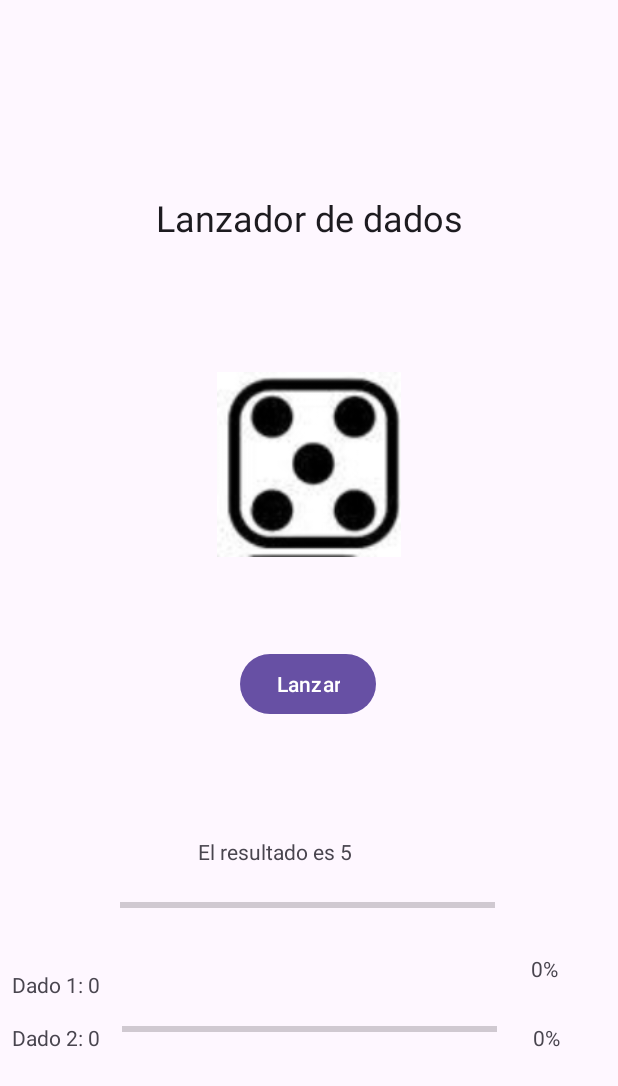
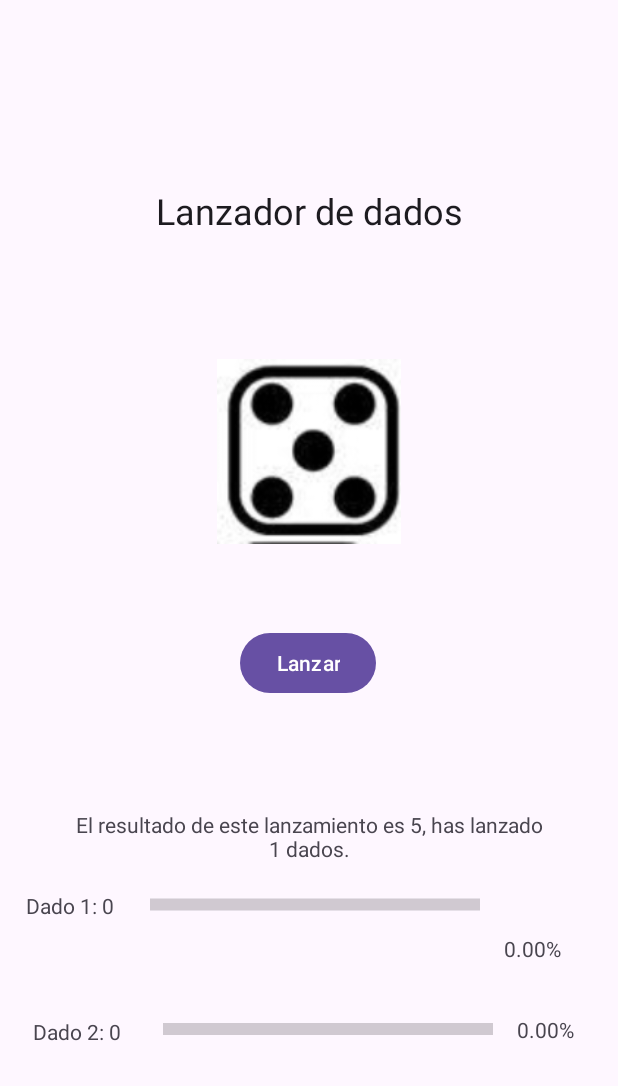
Before and after one commit to DarkZeyan/ITCHII-Android-Mobile-Apps, an Android app: the screen it shows after launch (MainActivity), after a tap on "Lanzar", on a phone screen of 412 x 824 dp. Shown: the top 1086 px of the screen. Run offline under Robolectric (Android 15) with nearby library versions, the phone set to English and light mode, and no system bars.

Commit message:
Ajustes para modificar aspecto visual y funcionalidad al texto de porcentaje

```diff
--- a/lanzar_dado/app/src/main/java/mx/tecnm/chihuahua2/moviles/lanzar_dado/MainActivity.java
+++ b/lanzar_dado/app/src/main/java/mx/tecnm/chihuahua2/moviles/lanzar_dado/MainActivity.java
@@ -32,18 +32,23 @@ public class MainActivity extends AppCompatActivity {
     private void displayResults(){
         // Obtener los recursos de String.
 
-        String dadoPorcentaje1, dadoPorcentaje2, dado1Resultado, dado2Resultado;
+        String txt_dadoPorcentaje1, txt_dadoPorcentaje2, dado1Resultado, dado2Resultado;
         float porcentajeDado1, porcentajeDado2;
 
 
         dado1Resultado = getResources().getString(R.string.textView_dado1);
         textView_progresoDado1.setText(dado1Resultado+ " "+ladosDado[0]);
+        txt_dadoPorcentaje1 = getResources().getString(R.string.textView_porcentaje_d1);
         porcentajeDado1 = (float) ( ladosDado[0] * 100 / totalDadosLanzados);
+        textView_porcentajeDado1.setText(porcentajeDado1+txt_dadoPorcentaje1);
+
         progressBarDado1.setProgress((int)(porcentajeDado1));
 
+        txt_dadoPorcentaje2 = getResources().getString(R.string.textView_porcentaje_d2);
         dado2Resultado = getResources().getString(R.string.textView_dado2);
         porcentajeDado2 = (float) (ladosDado[1]*100/totalDadosLanzados);
         textView_progresoDado2.setText(dado2Resultado+" "+ladosDado[1]);
+        textView_porcentajeDado2.setText(porcentajeDado2+txt_dadoPorcentaje2);
         progressBarDado2.setProgress((int)(porcentajeDado2));
 
 
@@ -116,7 +121,7 @@ public class MainActivity extends AppCompatActivity {
                 Toast.makeText(MainActivity.this, "Numero: "+randomNumber, Toast.LENGTH_LONG).show();
                 processResult(randomNumber);
                 displayResults();
-                String resultText = "El resultado es "+randomNumber;
+                String resultText = "El resultado de este lanzamiento es "+randomNumber+", has lanzado "+totalDadosLanzados+" dados.";
                 tv_resultado.setText(resultText);
 
 
--- a/lanzar_dado/app/src/main/res/layout/activity_main.xml
+++ b/lanzar_dado/app/src/main/res/layout/activity_main.xml
@@ -47,77 +47,90 @@
 
     <TextView
         android:id="@+id/textView_Resultado"
+        android:layout_width="312dp"
+        android:layout_height="42dp"
+        android:layout_marginStart="160dp"
+        android:layout_marginEnd="8dp"
+        android:layout_marginBottom="232dp"
+        android:text="@string/textView_result"
+        android:textAlignment="center"
+        app:layout_constraintBottom_toBottomOf="parent"
+        app:layout_constraintEnd_toEndOf="@+id/button"
+        app:layout_constraintHorizontal_bias="0.481"
+        app:layout_constraintStart_toStartOf="parent"
+        app:layout_constraintTop_toBottomOf="@+id/button" />
+
+    <ProgressBar
+        android:id="@+id/progressBarDado2"
+        style="?android:attr/progressBarStyleHorizontal"
+        android:layout_width="220dp"
+        android:layout_height="wrap_content"
+        android:layout_marginTop="5dp"
+        android:layout_marginBottom="130dp"
+        android:scaleY="2"
+        app:layout_constraintBottom_toBottomOf="parent"
+        app:layout_constraintEnd_toEndOf="parent"
+        app:layout_constraintHorizontal_bias="0.565"
+        app:layout_constraintStart_toStartOf="parent"
+        app:layout_constraintTop_toBottomOf="@+id/progressBarDado1" />
+
+    <TextView
+        android:id="@+id/textView_porcentajeDado2"
         android:layout_width="wrap_content"
         android:layout_height="wrap_content"
-        android:layout_marginEnd="16dp"
-        android:layout_marginBottom="232dp"
-        android:text="@string/textView_result"
-        app:layout_constraintBottom_toBottomOf="parent"
-        app:layout_constraintEnd_toEndOf="@+id/button"
-        app:layout_constraintTop_toBottomOf="@+id/button" />
+        android:layout_marginStart="16dp"
+        android:layout_marginTop="-1dp"
+        android:text="@string/textView_porcentaje_d1"
+        app:layout_constraintStart_toEndOf="@+id/progressBarDado2"
+        app:layout_constraintTop_toTopOf="@+id/progressBarDado2" />
 
     <ProgressBar
         android:id="@+id/progressBarDado1"
         style="?android:attr/progressBarStyleHorizontal"
-        android:layout_width="250dp"
+        android:layout_width="220dp"
         android:layout_height="0dp"
-        android:layout_marginStart="80dp"
+        android:layout_marginStart="100dp"
         android:layout_marginTop="550dp"
         android:layout_marginBottom="15dp"
+        android:scaleY="2"
         app:layout_constraintBottom_toTopOf="@+id/progressBarDado2"
         app:layout_constraintStart_toStartOf="parent"
         app:layout_constraintTop_toTopOf="parent" />
-
-    <ProgressBar
-        android:id="@+id/progressBarDado2"
-        style="?android:attr/progressBarStyleHorizontal"
-        android:layout_width="250dp"
-        android:layout_height="wrap_content"
-        android:layout_marginTop="5dp"
-        android:layout_marginBottom="130dp"
-        app:layout_constraintBottom_toBottomOf="parent"
-        app:layout_constraintEnd_toEndOf="parent"
-        app:layout_constraintStart_toStartOf="parent"
-        app:layout_constraintTop_toBottomOf="@+id/progressBarDado1" />
-
-    <TextView
-        android:id="@+id/textView_progresoDado1"
-        android:layout_width="wrap_content"
-        android:layout_height="wrap_content"
-        android:layout_marginStart="8dp"
-        android:layout_marginBottom="16dp"
-        android:text="@string/textView_dado1"
-        app:layout_constraintBottom_toTopOf="@+id/textView_progresoDado2"
-        app:layout_constraintStart_toStartOf="parent" />
 
     <TextView
         android:id="@+id/textView_porcentajeDado1"
         android:layout_width="wrap_content"
         android:layout_height="wrap_content"
-        android:layout_marginStart="24dp"
-        android:layout_marginBottom="2dp"
+        android:layout_marginStart="16dp"
+        android:layout_marginTop="25dp"
         android:text="@string/textView_porcentaje_d1"
         app:layout_constraintBottom_toBottomOf="@+id/progressBarDado1"
-        app:layout_constraintStart_toEndOf="@+id/progressBarDado1" />
+        app:layout_constraintStart_toEndOf="@+id/progressBarDado1"
+        app:layout_constraintTop_toBottomOf="@+id/textView_Resultado" />
+
+    <TextView
+        android:id="@+id/textView_progresoDado1"
+        android:layout_width="80dp"
+        android:layout_height="wrap_content"
+        android:layout_marginStart="20dp"
+        android:layout_marginTop="545dp"
+        android:layout_marginEnd="5dp"
+        android:layout_marginBottom="16dp"
+        android:text="@string/textView_dado1"
+        app:layout_constraintBottom_toTopOf="@+id/textView_progresoDado2"
+        app:layout_constraintEnd_toStartOf="@+id/progressBarDado1"
+        app:layout_constraintStart_toStartOf="parent"
+        app:layout_constraintTop_toTopOf="parent" />
 
     <TextView
         android:id="@+id/textView_progresoDado2"
-        android:layout_width="wrap_content"
+        android:layout_width="80dp"
         android:layout_height="wrap_content"
-        android:layout_marginStart="8dp"
-        android:layout_marginTop="4dp"
+        android:layout_marginStart="20dp"
+        android:layout_marginEnd="5dp"
         android:text="@string/textView_dado2"
+        app:layout_constraintEnd_toStartOf="@+id/progressBarDado2"
         app:layout_constraintStart_toStartOf="parent"
         app:layout_constraintTop_toTopOf="@+id/progressBarDado2" />
 
-    <TextView
-        android:id="@+id/textView_porcentajeDado2"
-        android:layout_width="wrap_content"
-        android:layout_height="wrap_content"
-        android:layout_marginStart="24dp"
-        android:layout_marginTop="4dp"
-        android:text="@string/textView_porcentaje_d1"
-        app:layout_constraintStart_toEndOf="@+id/progressBarDado2"
-        app:layout_constraintTop_toTopOf="@+id/progressBarDado2" />
-
 </androidx.constraintlayout.widget.ConstraintLayout>
```
